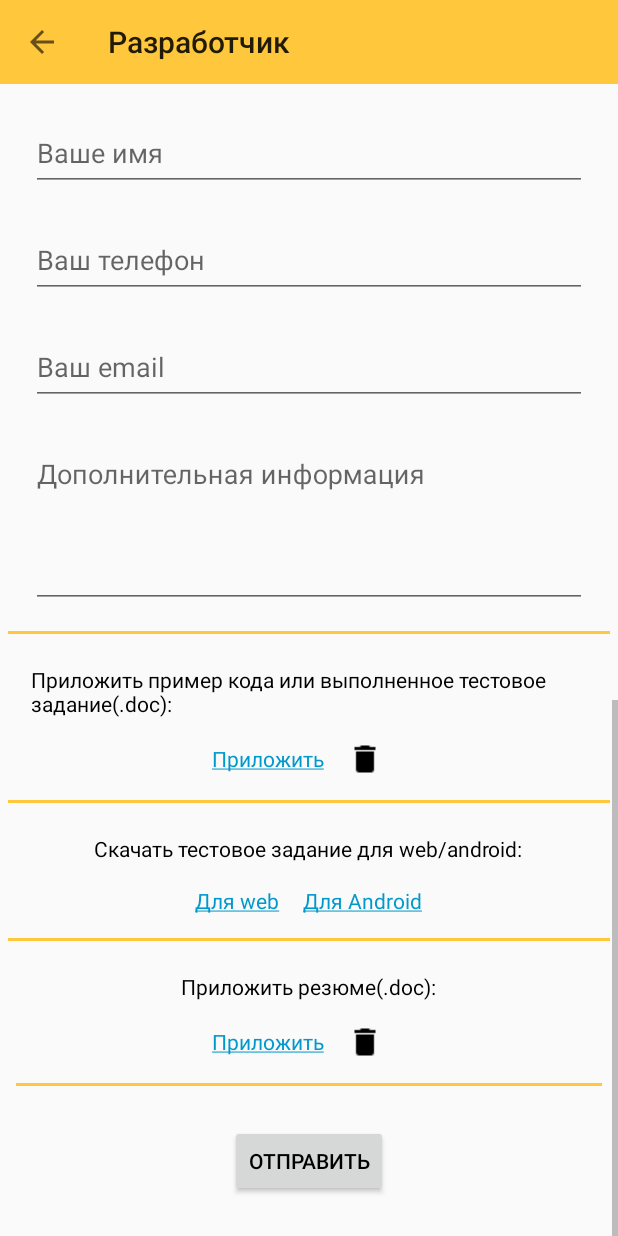
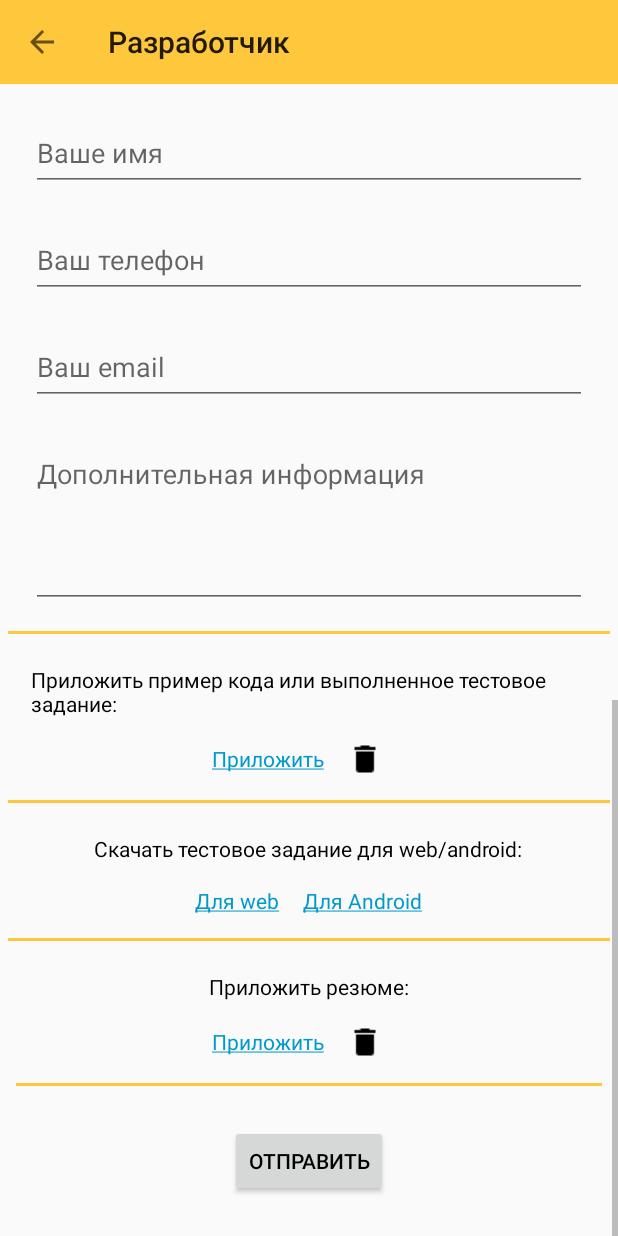
Before and after one commit to KirstenLy/hr, an Android app: the DeveloperProfessionActivity screen opened directly, with no data from a screen before it, scrolled down 882 dp, on a phone screen of 412 x 824 dp. Run offline under Robolectric (Android 15) with nearby library versions, the phone set to English and light mode, and no system bars; libraries missing offline, so code that uses them is left out: com.muddzdev.styleabletoast, com.nononsenseapps.filepicker; plain views replace RippleView.

Commit message:
18.12, 16:48 Результаты работы

```diff
--- a/app/src/main/java/hr/meteor/ru/meteorjob/ui/ui/DeveloperProfessionActivity.java
+++ b/app/src/main/java/hr/meteor/ru/meteorjob/ui/ui/DeveloperProfessionActivity.java
@@ -293,7 +293,10 @@ public class DeveloperProfessionActivity extends AbstractActivity implements Vie
                 if (responseArray.get("Status").equals("success")) {
                     DialogUtility.showErrorDialog(DeveloperProfessionActivity.this, getString(R.string.success_data_send), false);
                 } else {
-                    DialogUtility.showErrorDialog(DeveloperProfessionActivity.this, responseArray.get("Error"), false);
+                    String responseFromServer = responseArray.get("Error");
+                    String fileFormat = responseFromServer.substring(responseFromServer.lastIndexOf('/') + 1);
+                    String errorText = String.format(getString(R.string.error_file_format), fileFormat);
+                    DialogUtility.showErrorDialog(DeveloperProfessionActivity.this, errorText, false);
                 }
             }
 
--- a/app/src/main/java/hr/meteor/ru/meteorjob/ui/ui/ManagerProfessionActivity.java
+++ b/app/src/main/java/hr/meteor/ru/meteorjob/ui/ui/ManagerProfessionActivity.java
@@ -198,7 +198,10 @@ public class ManagerProfessionActivity extends AbstractActivity implements View.
                 if (responseArray.get("Status").equals("success")) {
                     DialogUtility.showErrorDialog(ManagerProfessionActivity.this, getString(R.string.success_data_send), false);
                 } else {
-                    DialogUtility.showErrorDialog(ManagerProfessionActivity.this, responseArray.get("Error"), false);
+                    String responseFromServer = responseArray.get("Error");
+                    String fileFormat = responseFromServer.substring(responseFromServer.lastIndexOf('/') + 1);
+                    String errorText = String.format(getString(R.string.error_file_format), fileFormat);
+                    DialogUtility.showErrorDialog(ManagerProfessionActivity.this, errorText, false);
                 }
             }
 
--- a/app/src/main/res/values/strings.xml
+++ b/app/src/main/res/values/strings.xml
@@ -118,8 +118,8 @@
     <string name="manager_hint_comment">Дополнительная информация</string>
 
     <!-- Profession Strings -->
-    <string name="profession_get_resume">Приложить резюме(.doc):</string>
-    <string name="profession_get_task">Приложить пример кода или выполненное тестовое задание(.doc):</string>
+    <string name="profession_get_resume">Приложить резюме:</string>
+    <string name="profession_get_task">Приложить пример кода или выполненное тестовое задание:</string>
     <string name="profession_download_task">Скачать тестовое задание для web/android:</string>
 
 </resources>
```
